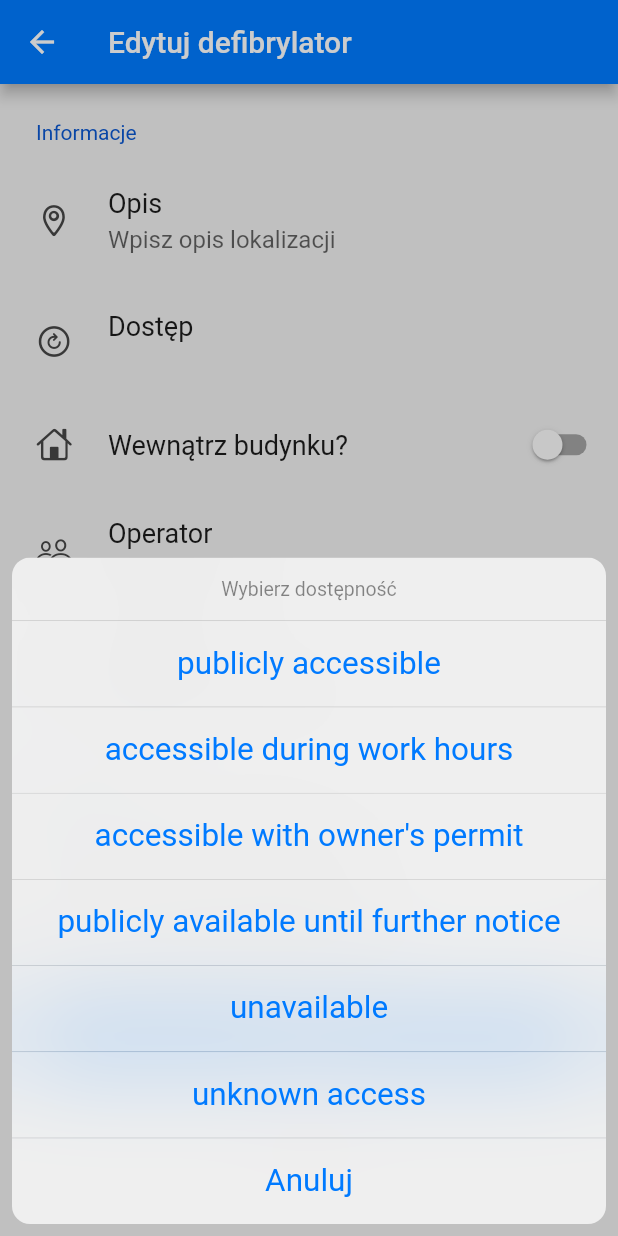
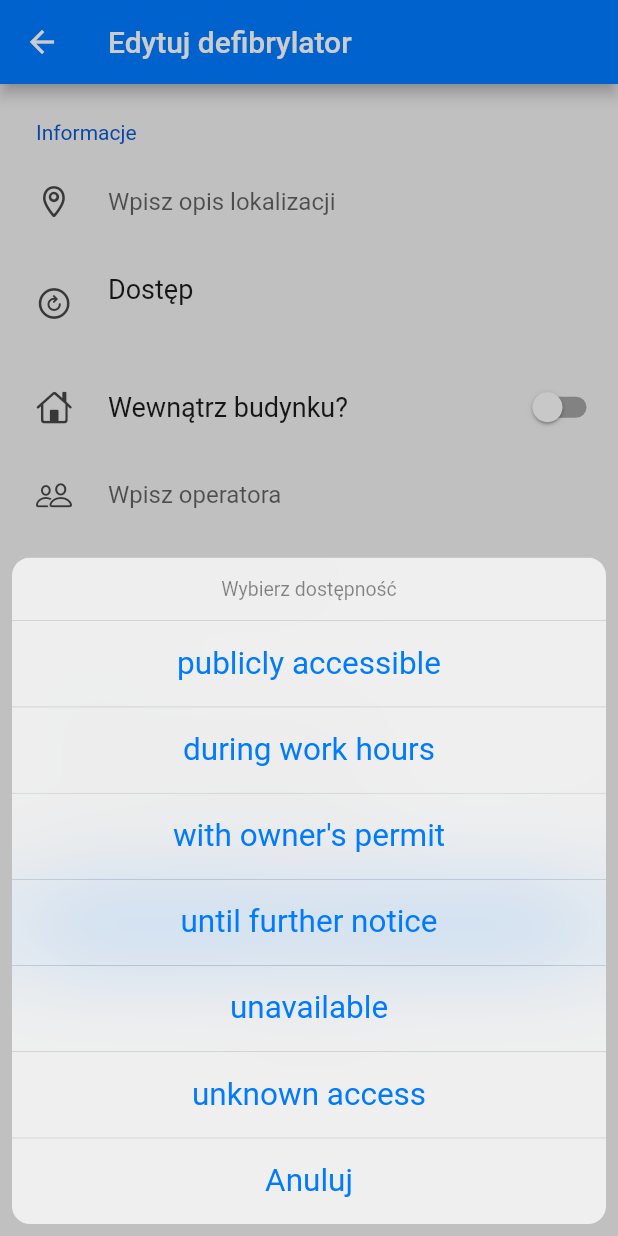
Before and after one commit to matisiekpl/aed_map, a Flutter app: the EditForm screen opened directly with empty values, after a tap on "Dostęp", on a phone screen of 412 x 824 dp. Run offline on Flutter 3.47's test engine with Material 2 defaults, Android fonts, the phone set to English and light mode, and no system bars; drawn by our look-alikes of settings_ui; our stand-ins replace cached_network_image, flutter_map, flutter_svg, geolocator, latlong2, shared_preferences and 1 more; missing offline and left inert: cross_fade, flutter_map_location_marker, flutter_map_supercluster, flutter_web_auth, hue_rotation, maps_launcher; accounts and stored records are empty; generated files the repository leaves out were written again.

Commit message:
Fixed node edit form on iOS

```diff
--- a/lib/l10n/app_en.arb
+++ b/lib/l10n/app_en.arb
@@ -48,9 +48,9 @@
   "yes": "yes",
   "no": "no",
   "accessYes": "publicly accessible",
-  "accessCustomers": "accessible during work hours",
-  "accessPrivate": "accessible with owner's permit",
-  "accessPermissive": "publicly available until further notice",
+  "accessCustomers": "during work hours",
+  "accessPrivate": "with owner's permit",
+  "accessPermissive": "until further notice",
   "accessNo": "unavailable",
   "accessUnknown": "unknown access"
 }
--- a/lib/screens/edit_form.dart
+++ b/lib/screens/edit_form.dart
@@ -50,13 +50,16 @@ class _EditFormState extends State<EditForm> {
             tiles: <SettingsTile>[
               SettingsTile(
                 leading: const Icon(CupertinoIcons.placemark),
-                title: const Text('Opis'),
-                value: TextField(
+                // title: const Text('Opis'),
+                title: Flexible(
+                  child: TextField(
                     controller: _descriptionEditingController,
                     decoration: const InputDecoration.collapsed(
                         hintText: 'Wpisz opis lokalizacji'),
                   ),
                 ),
+              ),
+
               SettingsTile.navigation(
                 leading: const Icon(CupertinoIcons.arrow_clockwise_circle),
                 title: const Text('Dostęp'),
@@ -77,31 +80,26 @@ class _EditFormState extends State<EditForm> {
               ),
               SettingsTile(
                 leading: const Icon(CupertinoIcons.person_2),
-                title: const Text('Operator'),
-                value: TextField(
+                // title: const Text('Operator'),
+                title: Flexible(
+                  child: TextField(
                     controller: _operatorEditingController,
                     decoration: const InputDecoration.collapsed(
                         hintText: 'Wpisz operatora'),
                   ),
                 ),
+              ),
               SettingsTile(
                 leading: const Icon(CupertinoIcons.phone),
-                title: const Text('Kontakt'),
-                value: TextField(
+                // title: const Text('Kontakt'),
+                title: Flexible(
+                  child: TextField(
                     controller: _phoneEditingController,
                     decoration: const InputDecoration.collapsed(
                         hintText: 'Wpisz numer telefonu'),
                   ),
                 ),
-              // SettingsTile(
-              //   leading: const Icon(CupertinoIcons.time),
-              //   title: const Text('Godziny otwarcia'),
-              //   value: TextField(
-              //     controller: _openingHoursEditingController,
-              //     decoration: const InputDecoration.collapsed(
-              //         hintText: 'Wpisz godziny otwarcia w formacie OSM'),
-              //   ),
-              // ),
+              ),
             ],
           ),
           SettingsSection(
```
Also changed, not shown: pubspec.lock. Lines whose indentation alone changed are shown as unchanged.
